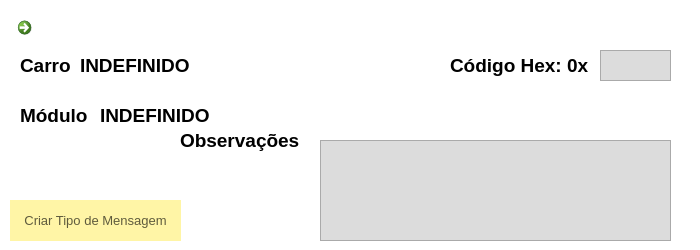
Above: Senna/criartipomensagem.ui from tatianascgil/Projeto_Informatico_Formula_Student_Barramento_CAN before the change. Below: the same form after it.
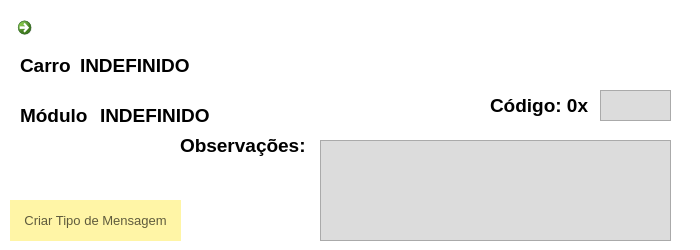
That is the form after the change. Icons and pictures are not drawn.

Patch:
```diff
--- a/Senna/criartipomensagem.ui
+++ b/Senna/criartipomensagem.ui
@@ -112,7 +112,7 @@
     <rect>
      <x>80</x>
      <y>50</y>
-     <width>371</width>
+     <width>591</width>
      <height>31</height>
     </rect>
    </property>
@@ -129,9 +129,9 @@
   <widget class="QLabel" name="label_2">
    <property name="geometry">
     <rect>
-     <x>450</x>
-     <y>50</y>
-     <width>141</width>
+     <x>490</x>
+     <y>90</y>
+     <width>101</width>
      <height>31</height>
     </rect>
    </property>
@@ -142,7 +142,7 @@
     </font>
    </property>
    <property name="text">
-    <string>Código Hex: 0x</string>
+    <string>Código: 0x</string>
    </property>
   </widget>
   <widget class="QLabel" name="label_3">
@@ -150,8 +150,8 @@
     <rect>
      <x>180</x>
      <y>130</y>
-     <width>121</width>
-     <height>21</height>
+     <width>131</width>
+     <height>31</height>
     </rect>
    </property>
    <property name="font">
@@ -224,7 +224,7 @@
    <property name="geometry">
     <rect>
      <x>600</x>
-     <y>50</y>
+     <y>90</y>
      <width>71</width>
      <height>31</height>
     </rect>
```
